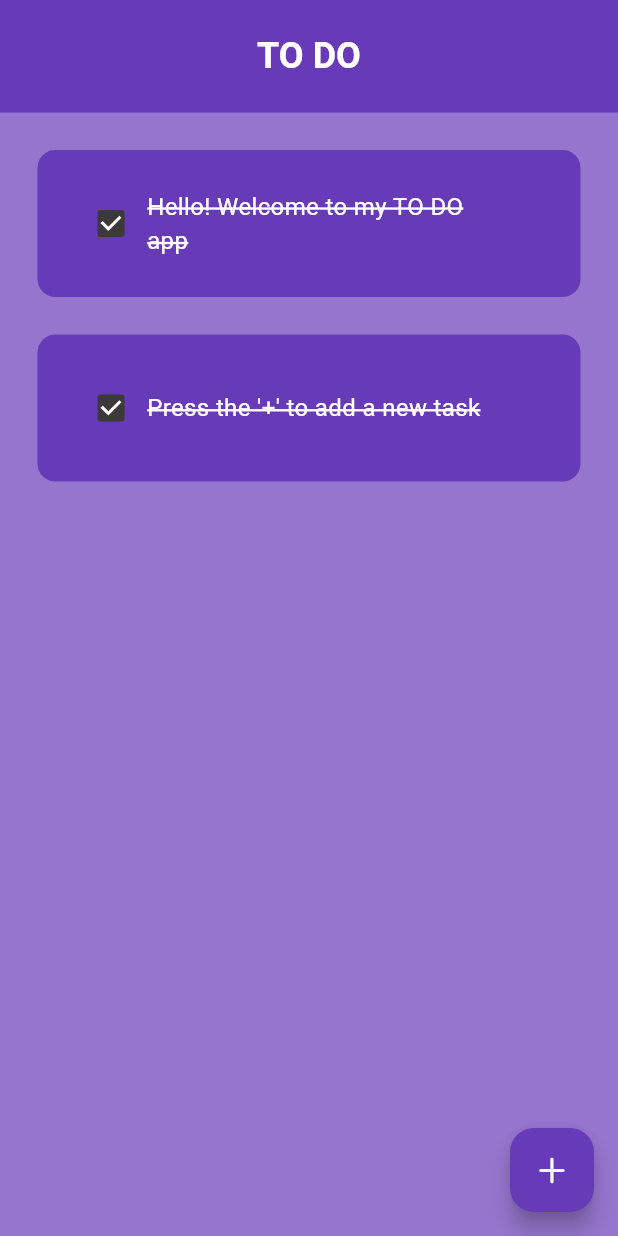
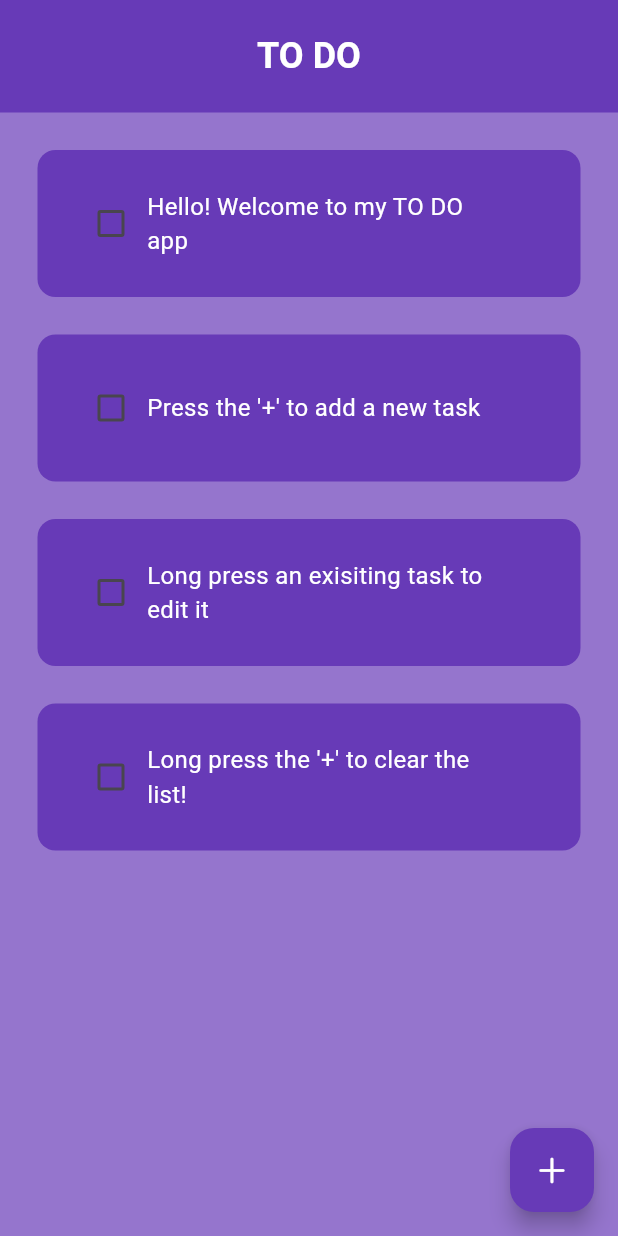
Before and after one commit to daksh-xyz/ToDo, a Flutter app: the screen it shows after launch, on a phone screen of 412 x 824 dp. Run offline on Flutter 3.47's test engine with Material 3 defaults, Android fonts, the phone set to English and light mode, and no system bars; drawn by our look-alikes of flutter_slidable; our stand-ins replace hive, hive_flutter; accounts and stored records are empty.

Commit message:
database update

```diff
--- a/lib/data/database.dart
+++ b/lib/data/database.dart
@@ -6,8 +6,10 @@ class ToDoDatabase {
 
   void createInitialData() {
     toDoList = [
-      ["Hello! Welcome to my TO DO app", true],
-      ["Press the '+' to add a new task", true],
+      ["Hello! Welcome to my TO DO app", false],
+      ["Press the '+' to add a new task", false],
+      ["Long press an exisiting task to edit it", false],
+      ["Long press the '+' to clear the list! ", false],
     ];
   }
 
```
